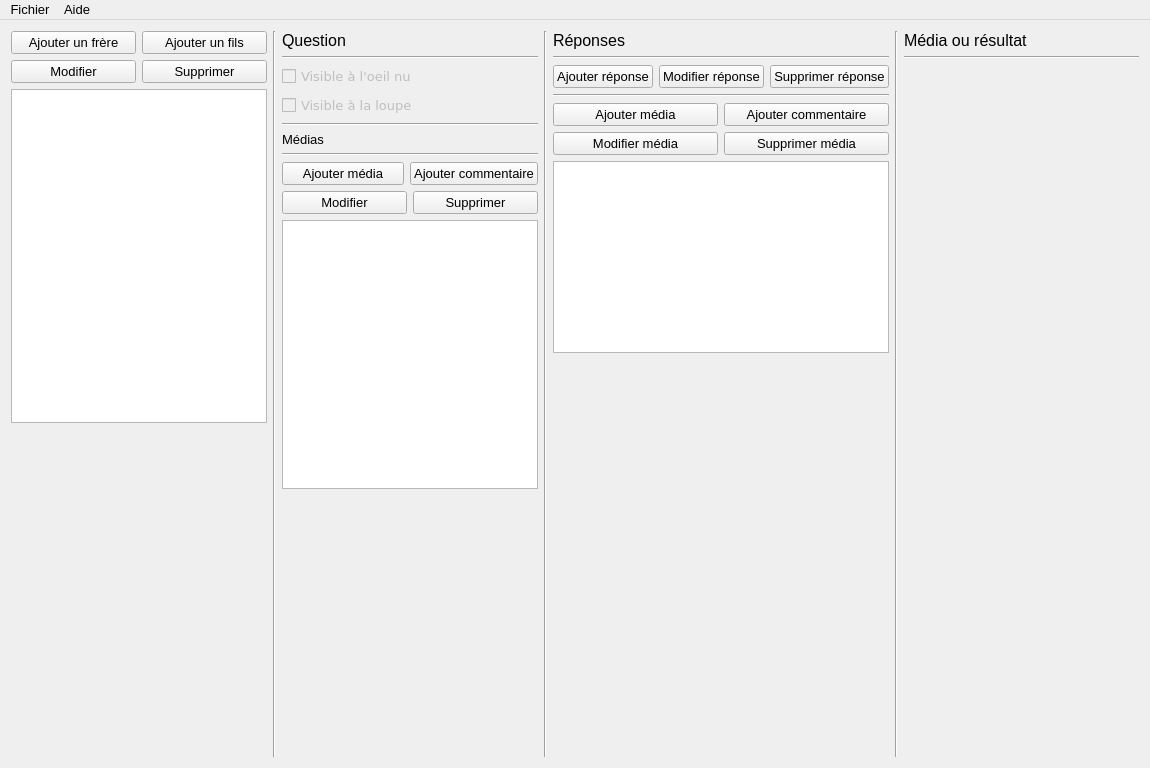
Old version of the form app_pc/ProjetCo_AppPC/mainwindow.ui in the repository AnceretMatthieu/bebete.
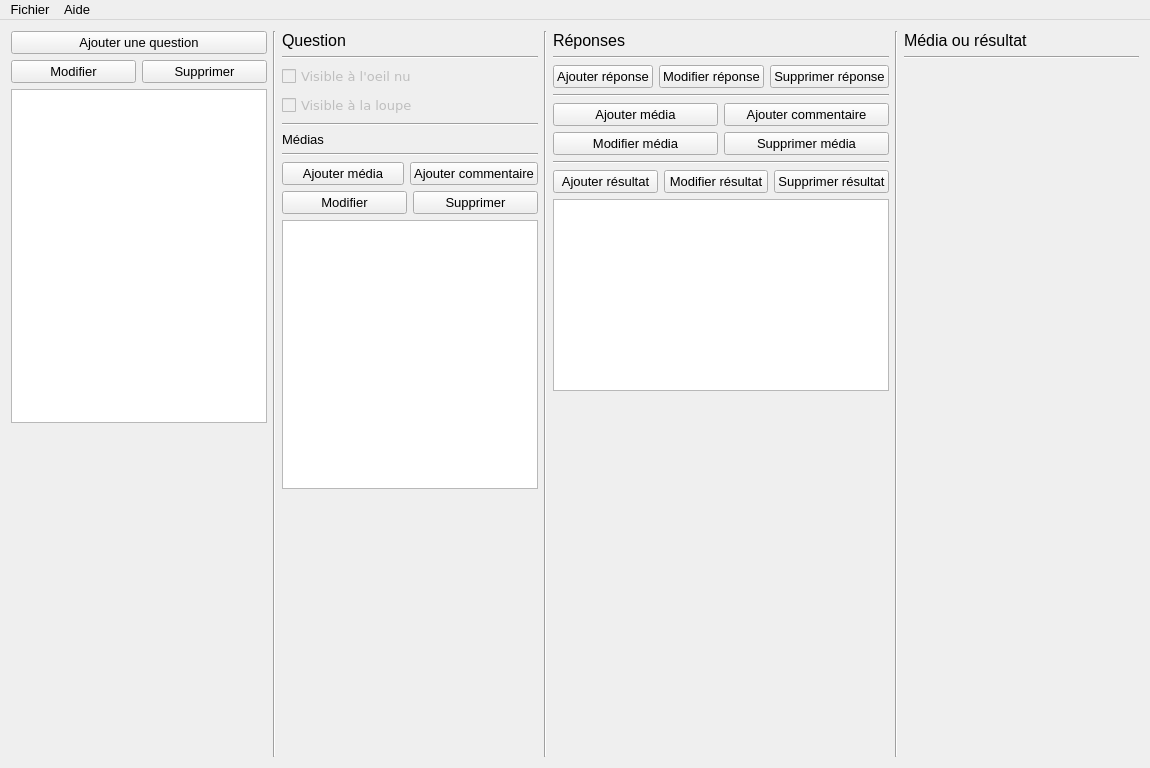
New version of the form. Icons and pictures are not drawn.

Diff of the .ui file:
```diff
--- a/app_pc/ProjetCo_AppPC/mainwindow.ui
+++ b/app_pc/ProjetCo_AppPC/mainwindow.ui
@@ -64,20 +64,11 @@
              </font>
             </property>
             <property name="text">
-             <string>Ajouter un frère</string>
+             <string>Ajouter une question</string>
             </property>
-           </widget>
-          </item>
-          <item>
-           <widget class="QPushButton" name="button_addQuestionFils">
-            <property name="font">
-             <font>
-              <family>MS Shell Dlg 2</family>
-              <pointsize>10</pointsize>
-             </font>
-            </property>
-            <property name="text">
-             <string>Ajouter un fils</string>
+            <property name="icon">
+             <iconset>
+              <normaloff>images/icon_ajouter.png</normaloff>images/icon_ajouter.png</iconset>
             </property>
            </widget>
           </item>
@@ -585,6 +576,56 @@
           </item>
          </layout>
         </item>
+        <item>
+         <widget class="Line" name="line_10">
+          <property name="orientation">
+           <enum>Qt::Horizontal</enum>
+          </property>
+         </widget>
+        </item>
+        <item>
+         <layout class="QHBoxLayout" name="horizontalLayout_9">
+          <item>
+           <widget class="QPushButton" name="button_ajouterResult">
+            <property name="font">
+             <font>
+              <family>MS Shell Dlg 2</family>
+              <pointsize>10</pointsize>
+             </font>
+            </property>
+            <property name="text">
+             <string>Ajouter résultat</string>
+            </property>
+           </widget>
+          </item>
+          <item>
+           <widget class="QPushButton" name="button_modifierResult">
+            <property name="font">
+             <font>
+              <family>MS Shell Dlg 2</family>
+              <pointsize>10</pointsize>
+             </font>
+            </property>
+            <property name="text">
+             <string>Modifier résultat</string>
+            </property>
+           </widget>
+          </item>
+          <item>
+           <widget class="QPushButton" name="button_supprimerResult">
+            <property name="font">
+             <font>
+              <family>MS Shell Dlg 2</family>
+              <pointsize>10</pointsize>
+             </font>
+            </property>
+            <property name="text">
+             <string>Supprimer résultat</string>
+            </property>
+           </widget>
+          </item>
+         </layout>
+        </item>
         <item>
          <widget class="QTreeView" name="treeViewReponse">
           <property name="sizePolicy">
```
Left out of the diff: 2 changed lines with no effect on the pictures.
